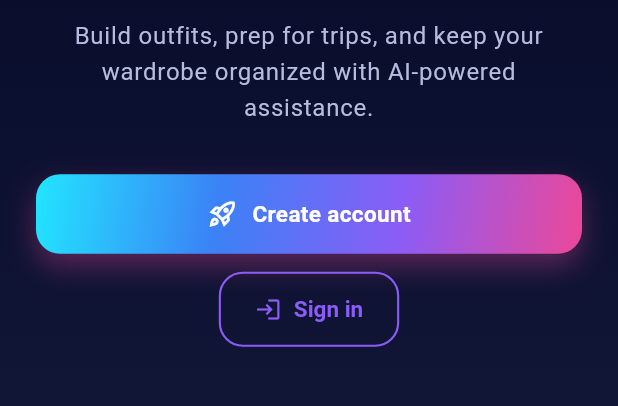
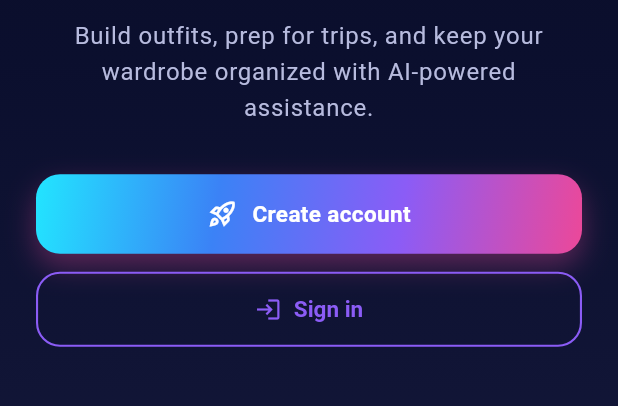
Before and after one commit to 70mansipatro/closet_ai, a Flutter app: the screen it shows after launch, on a phone screen of 412 x 824 dp, the part 557-963 px from its top. Run offline on Flutter 3.47's test engine with Material 3 defaults, Android fonts, the phone set to English and light mode, and no system bars; our stand-ins replace dio, fl_chart, flutter_local_notifications, flutter_riverpod, flutter_secure_storage, go_router and 4 more.

Commit message:
login,logout update

```diff
--- a/lib/features/auth/presentation/pages/welcome_page.dart
+++ b/lib/features/auth/presentation/pages/welcome_page.dart
@@ -65,10 +65,13 @@ class WelcomePage extends StatelessWidget {
                   onPressed: () => context.go('/register'),
                 ),
                 const SizedBox(height: 12),
-                OutlinedButton.icon(
-                  onPressed: () => context.go('/login'),
-                  icon: const Icon(Icons.login_outlined),
-                  label: const Text('Sign in'),
+                SizedBox(
+                  width: double.infinity,
+                  child: OutlinedButton.icon(
+                    onPressed: () => context.go('/login'),
+                    icon: const Icon(Icons.login_outlined),
+                    label: const Text('Sign in'),
+                  ),
                 ),
               ],
             ),
--- a/lib/main.dart
+++ b/lib/main.dart
@@ -39,6 +39,7 @@ class _ClosetAiAppState extends ConsumerState<ClosetAiApp> {
   Widget build(BuildContext context) {
     return MaterialApp.router(
       title: 'ClosetAI',
+      debugShowCheckedModeBanner: false,
       routerConfig: appRouter,
       theme: AppTheme.lightTheme,
       darkTheme: AppTheme.darkTheme,
```
Also changed, not shown: lib/features/auth/presentation/pages/login_page.dart (+27 -10 lines), lib/features/profile/presentation/pages/profile_page.dart (+37 -0 lines).
